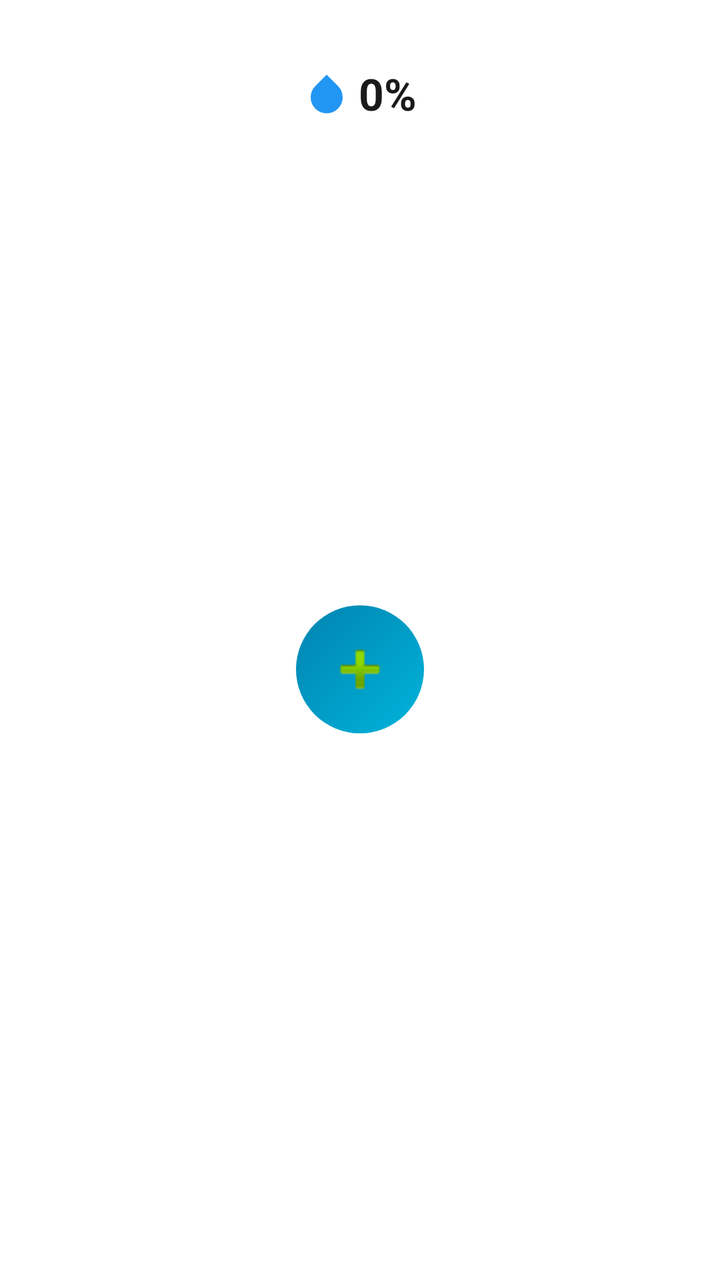
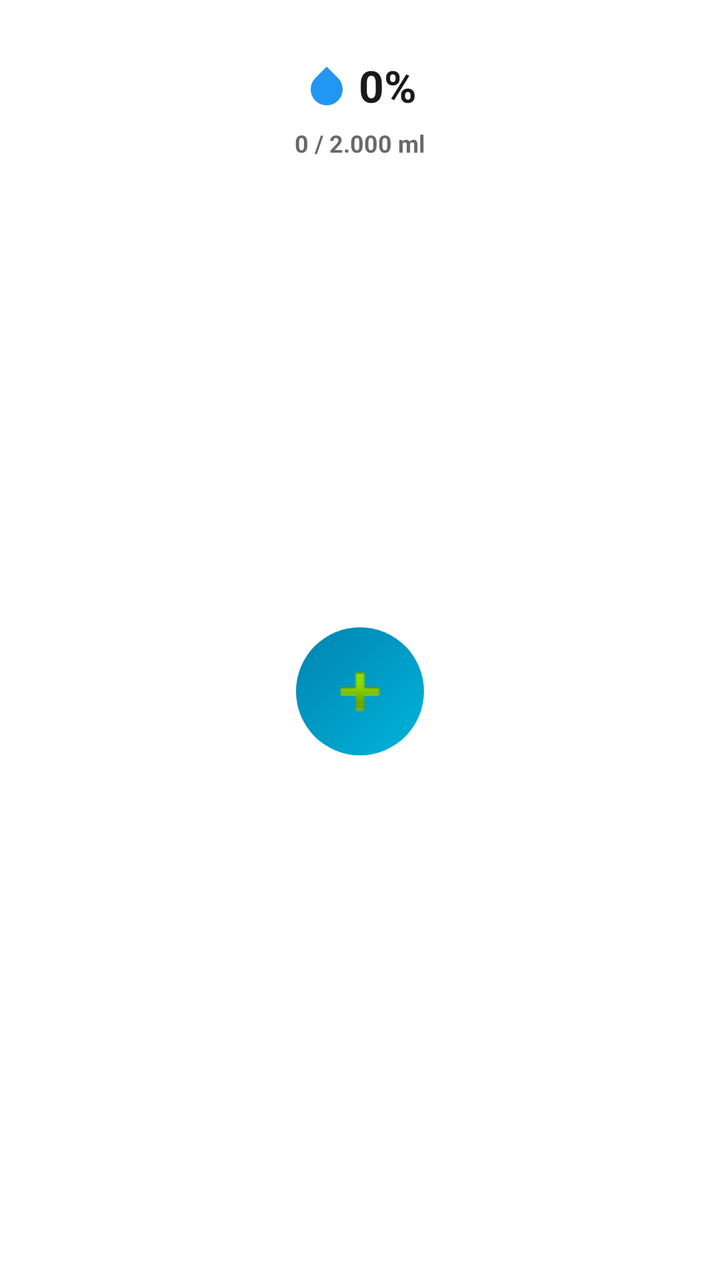

Before-and-after screenshots of an Android layout around one commit, followed by the original layout XML and the change that was made.
<!-- AndroidManifest.xml: fallback theme Theme.MaterialComponents.DayNight.NoActionBar -->
<!-- res/layout/home_widget_small.xml -->
<?xml version="1.0" encoding="utf-8"?>
<FrameLayout xmlns:android="http://schemas.android.com/apk/res/android"
    android:id="@+id/widget_container"
    android:layout_width="match_parent"
    android:layout_height="match_parent"
    android:background="@android:color/transparent"
    android:padding="12dp">

    
    <LinearLayout
        android:id="@+id/widget_default"
        android:layout_width="match_parent"
        android:layout_height="match_parent"
        android:background="@drawable/widget_card_bg"
        android:orientation="vertical"
        android:padding="20dp"
        android:gravity="center"
        android:visibility="visible">

        <LinearLayout
            android:layout_width="wrap_content"
            android:layout_height="wrap_content"
            android:orientation="horizontal"
            android:gravity="center_vertical">

            <ImageView
                android:layout_width="24dp"
                android:layout_height="24dp"
                android:src="@drawable/ic_water_drop"
                android:contentDescription="Água" />

            <TextView
                android:id="@+id/widget_percent"
                android:layout_width="wrap_content"
                android:layout_height="wrap_content"
                android:layout_marginStart="4dp"
                android:text="0%"
                android:textColor="#1A1A1A"
                android:textSize="22sp"
                android:textStyle="bold" />
        </LinearLayout>

        <View
            android:layout_width="0dp"
            android:layout_height="0dp"
            android:layout_weight="1" />

        <FrameLayout
            android:layout_width="64dp"
            android:layout_height="64dp"
            android:background="@drawable/widget_small_button_bg">

            <ImageView
                android:layout_width="36dp"
                android:layout_height="36dp"
                android:layout_gravity="center"
                android:src="@android:drawable/ic_input_add"
                android:contentDescription="Adicionar" />
        </FrameLayout>

        <View
            android:layout_width="0dp"
            android:layout_height="0dp"
            android:layout_weight="1" />
    </LinearLayout>

    
    <ImageView
        android:id="@+id/widget_image"
        android:layout_width="match_parent"
        android:layout_height="match_parent"
        android:scaleType="fitCenter"
        android:contentDescription="Home Widget Small"
        android:visibility="gone" />

</FrameLayout>
<!-- resources referenced by this layout -->
<resources>
  <!-- drawable ic_water_drop (drawable) -->
  <?xml version="1.0" encoding="utf-8"?>
  <vector xmlns:android="http://schemas.android.com/apk/res/android"
      android:width="20dp"
      android:height="20dp"
      android:viewportWidth="24"
      android:viewportHeight="24">
      <path
          android:fillColor="#2196F3"
          android:pathData="M12,2.69l5.66,5.66a8,8 0,1 1,-11.31 0z" />
  </vector>
  <!-- drawable widget_card_bg (drawable) -->
  <?xml version="1.0" encoding="utf-8"?>
  <shape xmlns:android="http://schemas.android.com/apk/res/android"
      android:shape="rectangle">
      <solid android:color="#80FFFFFF" />
      <corners android:radius="28dp" />
      <stroke
          android:width="1.5dp"
          android:color="#66FFFFFF" />
  </shape>
  <!-- drawable widget_small_button_bg (drawable) -->
  <?xml version="1.0" encoding="utf-8"?>
  <shape xmlns:android="http://schemas.android.com/apk/res/android"
      android:shape="oval">
      <gradient
          android:startColor="#00B4DB"
          android:endColor="#0083B0"
          android:angle="135" />
  </shape>
</resources>

<!-- the commit's change to res/layout/home_widget_small.xml (unified diff, before → after) -->
@@ -6,37 +6,56 @@
     android:background="@android:color/transparent"
     android:padding="12dp">
 
-    
     <LinearLayout
         android:id="@+id/widget_default"
         android:layout_width="match_parent"
         android:layout_height="match_parent"
         android:background="@drawable/widget_card_bg"
+        android:gravity="center_horizontal"
         android:orientation="vertical"
-        android:padding="20dp"
-        android:gravity="center"
+        android:padding="16dp"
         android:visibility="visible">
 
         <LinearLayout
-            android:layout_width="wrap_content"
+            android:id="@+id/widget_open_block"
+            android:layout_width="match_parent"
             android:layout_height="wrap_content"
-            android:orientation="horizontal"
-            android:gravity="center_vertical">
+            android:gravity="center"
+            android:orientation="vertical">
 
-            <ImageView
-                android:layout_width="24dp"
-                android:layout_height="24dp"
-                android:src="@drawable/ic_water_drop"
-                android:contentDescription="Água" />
+            <LinearLayout
+                android:layout_width="wrap_content"
+                android:layout_height="wrap_content"
+                android:gravity="center_vertical"
+                android:orientation="horizontal">
+
+                <ImageView
+                    android:layout_width="24dp"
+                    android:layout_height="24dp"
+                    android:contentDescription="@null"
+                    android:src="@drawable/ic_water_drop" />
+
+                <TextView
+                    android:id="@+id/widget_percent"
+                    android:layout_width="wrap_content"
+                    android:layout_height="wrap_content"
+                    android:layout_marginStart="4dp"
+                    android:text="0%"
+                    android:textColor="#1A1A1A"
+                    android:textSize="22sp"
+                    android:textStyle="bold" />
+            </LinearLayout>
 
             <TextView
-                android:id="@+id/widget_percent"
+                android:id="@+id/widget_intake_line"
                 android:layout_width="wrap_content"
                 android:layout_height="wrap_content"
-                android:layout_marginStart="4dp"
-                android:text="0%"
-                android:textColor="#1A1A1A"
-                android:textSize="22sp"
+                android:layout_marginTop="6dp"
+                android:gravity="center"
+                android:maxLines="2"
+                android:text="0 / 2.000 ml"
+                android:textColor="#99040506"
+                android:textSize="12sp"
                 android:textStyle="bold" />
         </LinearLayout>
 
@@ -46,6 +65,7 @@
             android:layout_weight="1" />
 
         <FrameLayout
+            android:id="@+id/widget_add_area"
             android:layout_width="64dp"
             android:layout_height="64dp"
             android:background="@drawable/widget_small_button_bg">
@@ -54,8 +74,8 @@
                 android:layout_width="36dp"
                 android:layout_height="36dp"
                 android:layout_gravity="center"
-                android:src="@android:drawable/ic_input_add"
-                android:contentDescription="Adicionar" />
+                android:contentDescription="@null"
+                android:src="@android:drawable/ic_input_add" />
         </FrameLayout>
 
         <View
@@ -64,13 +84,12 @@
             android:layout_weight="1" />
     </LinearLayout>
 
-    
     <ImageView
         android:id="@+id/widget_image"
         android:layout_width="match_parent"
         android:layout_height="match_parent"
+        android:contentDescription="@null"
         android:scaleType="fitCenter"
-        android:contentDescription="Home Widget Small"
         android:visibility="gone" />
 
 </FrameLayout>
